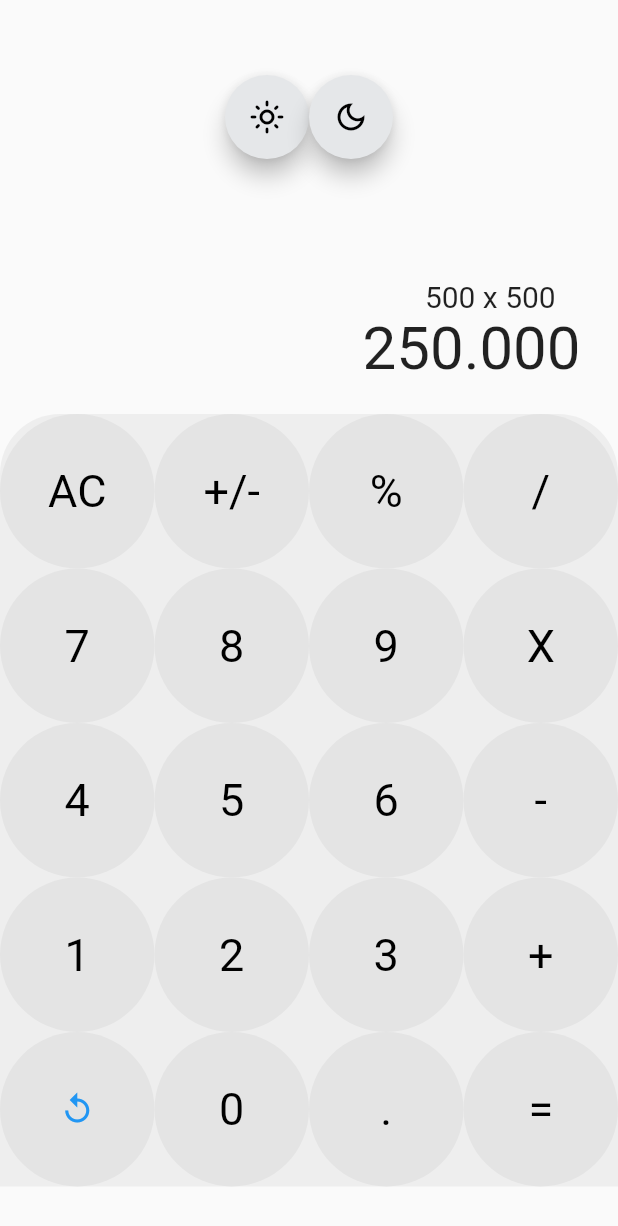
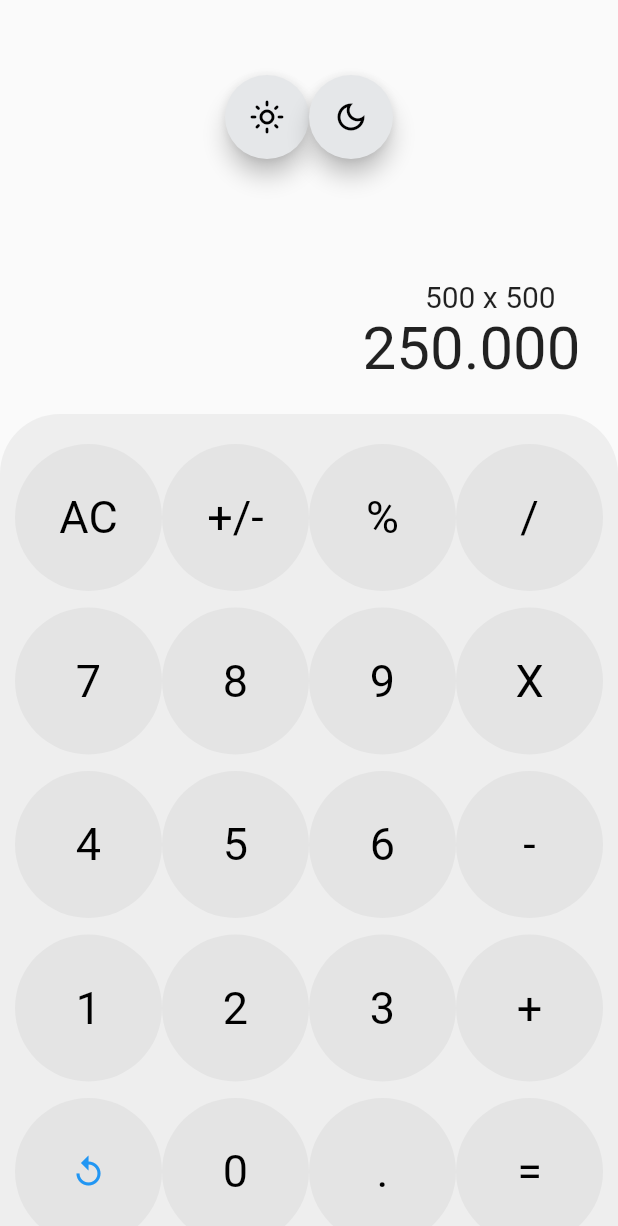
Before and after one commit to MatiasSalomon01/Flutter_Calculator, a Flutter app: the screen it shows after launch, on a phone screen of 412 x 824 dp. Shown: the top 1226 px of the screen. Run offline on Flutter 3.47's test engine with Material 2 defaults, Android fonts, the phone set to English and light mode, and no system bars.

Commit message:
Diseño Finalizado

```diff
--- a/lib/screens/home_screens.dart
+++ b/lib/screens/home_screens.dart
@@ -71,9 +71,14 @@ class _BotonesState extends State<Botones> {
           children: [
             Expanded(
                 child: Container(
-              alignment: AlignmentDirectional.bottomEnd,
+              //padding: EdgeInsets.zero,
+              //height: MediaQuery.of(context).size.height,
+              //alignment: AlignmentDirectional.bottomCenter,
               decoration: ThemeChanger.conteinerTheme(state),
               child: GridView.count(
+                padding: const EdgeInsets.only(
+                    top: 20, right: 10, left: 10, bottom: 20),
+                mainAxisSpacing: 11,
                 shrinkWrap: true,
                 physics: const NeverScrollableScrollPhysics(),
                 crossAxisCount: 4,
--- a/lib/themes/theme.dart
+++ b/lib/themes/theme.dart
@@ -21,16 +21,16 @@ class ThemeChanger with ChangeNotifier {
   }
 
   static ButtonStyle textButton(bool state) {
-    ButtonStyle x;
+    ButtonStyle style;
     if (state == true) {
-      x = TextButton.styleFrom(
+      style = TextButton.styleFrom(
           backgroundColor: const Color.fromRGBO(228, 228, 228, 8),
           shape:
               RoundedRectangleBorder(borderRadius: BorderRadius.circular(60)),
           textStyle: TextStyle(
               foreground: Paint()..color = Colors.black, fontSize: 30));
     } else {
-      x = TextButton.styleFrom(
+      style = TextButton.styleFrom(
           backgroundColor: const Color.fromRGBO(65, 65, 65, 3),
           shape:
               RoundedRectangleBorder(borderRadius: BorderRadius.circular(60)),
@@ -38,25 +38,25 @@ class ThemeChanger with ChangeNotifier {
               foreground: Paint()..color = Colors.white, fontSize: 30));
     }
 
-    return x;
+    return style;
   }
 
   static BoxDecoration conteinerTheme(bool state) {
-    BoxDecoration x;
+    BoxDecoration style;
     if (state == true) {
-      x = const BoxDecoration(
+      style = const BoxDecoration(
         borderRadius: BorderRadius.only(
             topLeft: Radius.circular(40), topRight: Radius.circular(40)),
         color: Color.fromRGBO(238, 238, 238, 5),
       );
     } else {
-      x = const BoxDecoration(
+      style = const BoxDecoration(
         borderRadius: BorderRadius.only(
             topLeft: Radius.circular(40), topRight: Radius.circular(40)),
         color: Color.fromRGBO(73, 73, 73, 5),
       );
     }
-    return x;
+    return style;
   }
 
   ThemeChanger(this._themeData);
```
